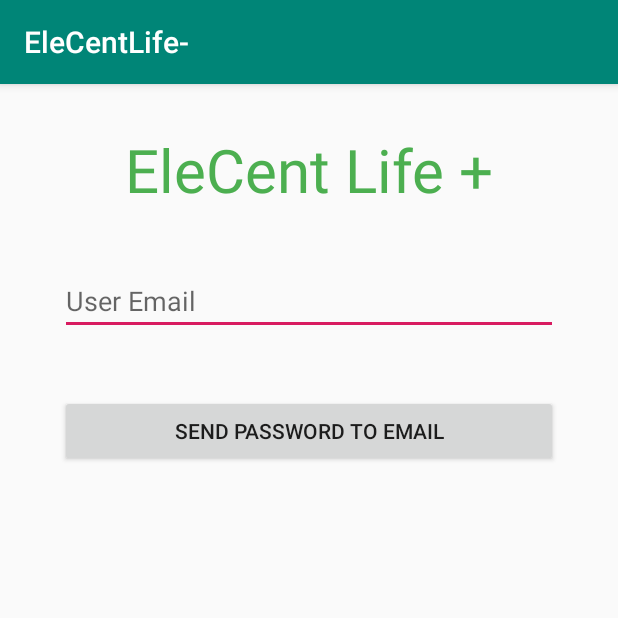
After one commit to Quanglt12/EleCentLife-, an Android app: the ForgotPassActivity screen opened directly, with no data from a screen before it, on a phone screen of 412 x 824 dp, the top half of it. The commit adds this screen. Run offline under Robolectric (Android 15) with nearby library versions, the phone set to English and light mode, and no system bars; our stand-ins replace Firebase (no records; nobody signed in at launch, a user with empty details on screens opened directly).

Commit message:
Forgot password added

```diff
--- a/app/src/main/AndroidManifest.xml
+++ b/app/src/main/AndroidManifest.xml
@@ -4,6 +4,7 @@
 
     <uses-permission android:name="android.permission.WRITE_EXTERNAL_STORAGE" />
     <uses-permission android:name="android.permission.READ_EXTERNAL_STORAGE" />
+
     <application
         android:allowBackup="true"
         android:icon="@mipmap/ic_launcher"
@@ -11,7 +12,8 @@
         android:roundIcon="@mipmap/ic_launcher_round"
         android:supportsRtl="true"
         android:theme="@style/AppTheme">
-        <activity android:name=".NewEventActivity"></activity>
+        <activity android:name=".ForgotPassActivity"></activity>
+        <activity android:name=".NewEventActivity" />
         <activity android:name=".settingsColors" />
         <activity android:name=".settingsNotif" />
         <activity android:name=".SettingsActivity" />
@@ -28,5 +30,4 @@
         <activity android:name=".MainActivity" />
     </application>
 
-
 </manifest>
--- /dev/null
+++ b/app/src/main/java/com/example/elecentlife/ForgotPassActivity.java
@@ -0,0 +1,53 @@
+package com.example.elecentlife;
+
+import androidx.annotation.NonNull;
+import androidx.appcompat.app.AppCompatActivity;
+
+import android.os.Bundle;
+import android.view.View;
+import android.widget.Button;
+import android.widget.EditText;
+import android.widget.Toast;
+
+import com.google.android.gms.tasks.OnCompleteListener;
+import com.google.android.gms.tasks.Task;
+import com.google.firebase.auth.FirebaseAuth;
+
+public class ForgotPassActivity extends AppCompatActivity {
+
+    EditText userEmail;
+    Button   ResetPass;
+    FirebaseAuth firebaseAuth;
+
+    @Override
+    protected void onCreate(Bundle savedInstanceState) {
+        super.onCreate(savedInstanceState);
+        setContentView(R.layout.activity_forgot_pass);
+
+        userEmail = (EditText) findViewById(R.id.Useremail);
+        ResetPass = (Button) findViewById(R.id.sendpass);
+        firebaseAuth = FirebaseAuth.getInstance();
+
+        ResetPass.setOnClickListener(new View.OnClickListener() {
+            @Override
+            public void onClick(View view) {
+                firebaseAuth.sendPasswordResetEmail(userEmail.getText().toString()).addOnCompleteListener(new OnCompleteListener<Void>() {
+                    @Override
+                    public void onComplete(@NonNull Task<Void> task) {
+
+                        if(task.isSuccessful())
+                        {
+                            Toast.makeText(ForgotPassActivity.this, "Reset Password link just send to your Email", Toast.LENGTH_SHORT).show();
+                        }
+                        else
+                        {
+                            //the email user enter doesn't exist in the app
+                            Toast.makeText(ForgotPassActivity.this, task.getException().getMessage(), Toast.LENGTH_SHORT).show();
+
+                        }
+                    }
+                });
+            }
+        });
+    }
+}
--- a/app/src/main/java/com/example/elecentlife/Login.java
+++ b/app/src/main/java/com/example/elecentlife/Login.java
@@ -26,6 +26,7 @@ public class Login extends AppCompatActivity {
     private Button btnlogin;
     private Button btncreate;
     private TextView offline;
+    private TextView forgot;
     private String newemail,newpass;
     private FirebaseAuth mAuth; //crate firebase database
 
@@ -39,6 +40,7 @@ public class Login extends AppCompatActivity {
         btnlogin    = (Button)      findViewById(R.id.buttonlogin);
         btncreate   = (Button)      findViewById(R.id.buttoncreateA);
         offline     = (TextView)    findViewById(R.id.offline);
+        forgot      = (TextView)    findViewById(R.id.forgotpass);
         mAuth = FirebaseAuth.getInstance(); //get instance for file resource
 
 
@@ -136,6 +138,13 @@ public class Login extends AppCompatActivity {
             }
         });
 
+        forgot.setOnClickListener(new View.OnClickListener() {
+            @Override
+            public void onClick(View view) {
+                Intent intent = new Intent(Login.this, ForgotPassActivity.class);
+                startActivity(intent);
+            }
+        });
     }
 
     private void validate (String useremail, String userPassword)
--- /dev/null
+++ b/app/src/main/res/layout/activity_forgot_pass.xml
@@ -0,0 +1,52 @@
+<?xml version="1.0" encoding="utf-8"?>
+<RelativeLayout
+    android:layout_height="match_parent"
+    android:layout_width="match_parent"
+    xmlns:android="http://schemas.android.com/apk/res/android">
+
+    <EditText
+        android:id="@+id/Useremail"
+        android:layout_width="329dp"
+        android:layout_height="wrap_content"
+        android:layout_alignParentStart="true"
+        android:layout_alignParentTop="true"
+        android:layout_alignParentEnd="true"
+        android:layout_marginStart="40dp"
+        android:layout_marginTop="122dp"
+        android:layout_marginEnd="40dp"
+        android:ems="10"
+        android:hint="User Email"
+        android:inputType="textPersonName" />
+
+    <Button
+        android:id="@+id/sendpass"
+        android:layout_width="103dp"
+        android:layout_height="wrap_content"
+        android:layout_below="@+id/Useremail"
+        android:layout_alignParentStart="true"
+        android:layout_alignParentEnd="true"
+        android:layout_marginStart="40dp"
+        android:layout_marginTop="40dp"
+        android:layout_marginEnd="40dp"
+        android:text="Send Password to email" />
+
+
+
+
+
+    <TextView
+        android:layout_width="195dp"
+        android:layout_height="wrap_content"
+        android:layout_alignParentStart="true"
+        android:layout_alignParentTop="true"
+        android:layout_alignParentEnd="true"
+        android:layout_marginTop="30dp"
+        android:text="EleCent Life +"
+        android:gravity="center"
+        android:textSize="40dp"
+        android:textColor="#4CAF50" />
+
+
+
+
+</RelativeLayout>
--- a/app/src/main/res/layout/activity_login.xml
+++ b/app/src/main/res/layout/activity_login.xml
@@ -95,5 +95,7 @@
         android:layout_marginTop="30dp"
         android:layout_marginEnd="40dp"
         android:text="Forgot your password?"
+        android:onClick="onClick"
+        android:clickable="true"
         />
 </RelativeLayout>
```
